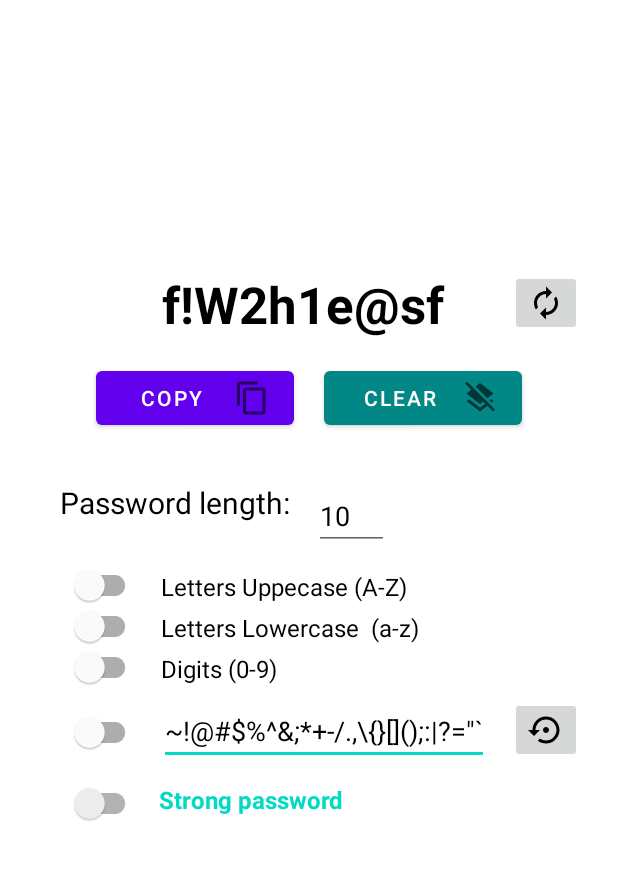
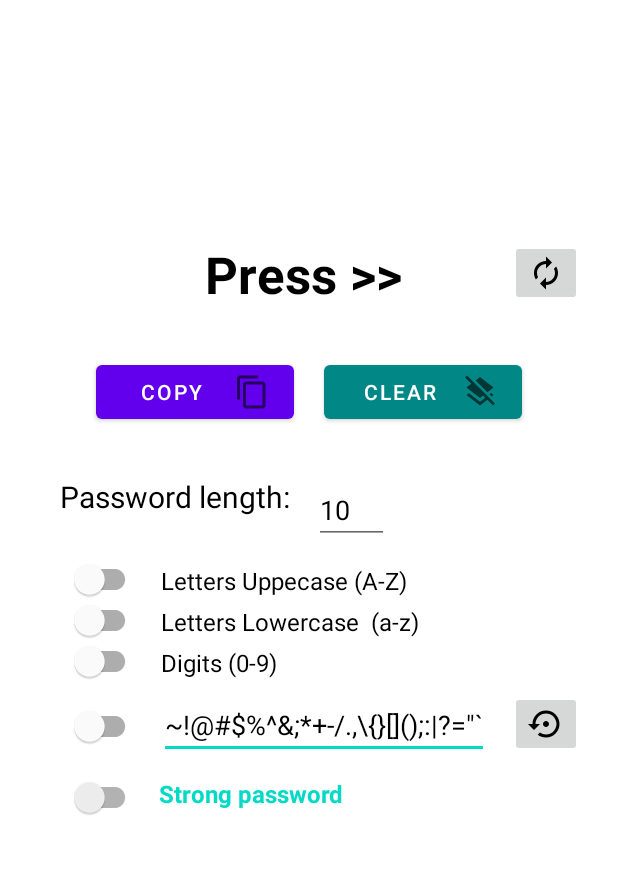
Before and after one commit to gustavodahora/pass-generator, an Android app: the layout activity_main.xml on its own in the app's theme, with its tools: preview values and no code run, on a phone screen of 412 x 824 dp, the part 104-984 px from its top. Run offline under Robolectric (Android 15) with nearby library versions, the phone set to English and light mode, and no system bars.

Commit message:
Adding a new feature

```diff
--- a/app/src/main/res/layout/activity_main.xml
+++ b/app/src/main/res/layout/activity_main.xml
@@ -5,7 +5,6 @@
     style="t"
     android:layout_width="match_parent"
     android:layout_height="match_parent"
-    android:onClick="strongPassword"
     tools:context=".MainActivity">
 
     <TextView
@@ -28,8 +27,8 @@
         android:layout_width="54dp"
         android:layout_height="18dp"
         android:layout_marginStart="40dp"
+        android:layout_marginLeft="40dp"
         android:onClick="strongPassword"
-        android:layout_marginLeft="40dp"
         app:layout_constraintStart_toStartOf="parent"
         app:layout_constraintTop_toBottomOf="@+id/switch_upper" />
 
@@ -76,7 +75,7 @@
         android:layout_height="wrap_content"
         android:layout_marginStart="64dp"
         android:layout_marginLeft="64dp"
-        android:layout_marginTop="180dp"
+        android:layout_marginTop="160dp"
         android:gravity="center"
         android:text="@string/passTemporary"
         android:textColor="?android:attr/textColorPrimary"
@@ -92,7 +91,7 @@
         android:layout_height="wrap_content"
         android:layout_marginStart="24dp"
         android:layout_marginLeft="24dp"
-        android:layout_marginTop="16dp"
+        android:layout_marginTop="32dp"
         android:layout_marginEnd="24dp"
         android:layout_marginRight="24dp"
         android:orientation="horizontal"
@@ -110,6 +109,7 @@
             android:layout_marginRight="10dp"
             android:layout_weight="1"
             android:drawableRight="@drawable/ic_baseline_content_copy_24"
+            android:onClick="copy"
             android:text="Copy" />
 
         <Button
@@ -122,6 +122,7 @@
             android:layout_marginRight="40dp"
             android:layout_weight="1"
             android:drawableRight="@drawable/ic_baseline_layers_clear_24"
+            android:onClick="clear"
             android:text="CLEAR"
             android:textColorHighlight="@color/teal_700"
             android:textColorLink="@color/teal_700"
@@ -132,12 +133,11 @@
         android:id="@+id/imageButton"
         android:layout_width="wrap_content"
         android:layout_height="wrap_content"
-        android:layout_marginTop="180dp"
         android:layout_marginEnd="24dp"
         android:layout_marginRight="24dp"
         android:onClick="randomPass"
         app:layout_constraintEnd_toEndOf="parent"
-        app:layout_constraintTop_toBottomOf="@+id/app_title"
+        app:layout_constraintTop_toTopOf="@+id/passwordText"
         app:srcCompat="@drawable/ic_baseline_autorenew_24" />
 
     <com.google.android.material.switchmaterial.SwitchMaterial
@@ -259,11 +259,10 @@
         android:layout_marginStart="40dp"
         android:layout_marginLeft="40dp"
         android:layout_marginTop="12dp"
+        android:onClick="strongPassword"
         android:theme="@style/BrandedSwitch"
-        android:onClick="strongPassword"
         app:layout_constraintStart_toStartOf="parent"
-        app:layout_constraintTop_toBottomOf="@+id/special"
-        />
+        app:layout_constraintTop_toBottomOf="@+id/special" />
 
 
 </androidx.constraintlayout.widget.ConstraintLayout>
--- a/app/src/main/res/values/strings.xml
+++ b/app/src/main/res/values/strings.xml
@@ -1,5 +1,5 @@
 <resources>
     <string name="app_name">Pass Generator</string>
     <string name="copy">Copy</string>
-    <string name="passTemporary">f!W2h1e@sf</string>
+    <string name="passTemporary">Press >></string>
 </resources>
```
Also changed, not shown: app/src/main/java/com/example/passgenerator/MainActivity.kt (+105 -54 lines).
